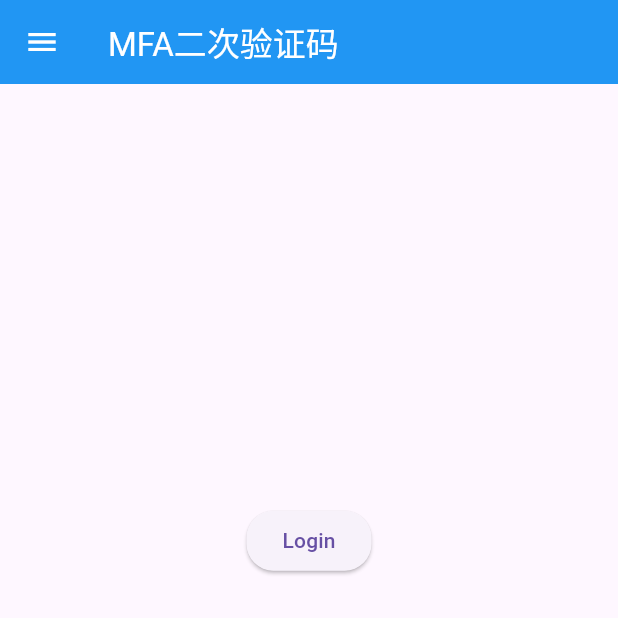
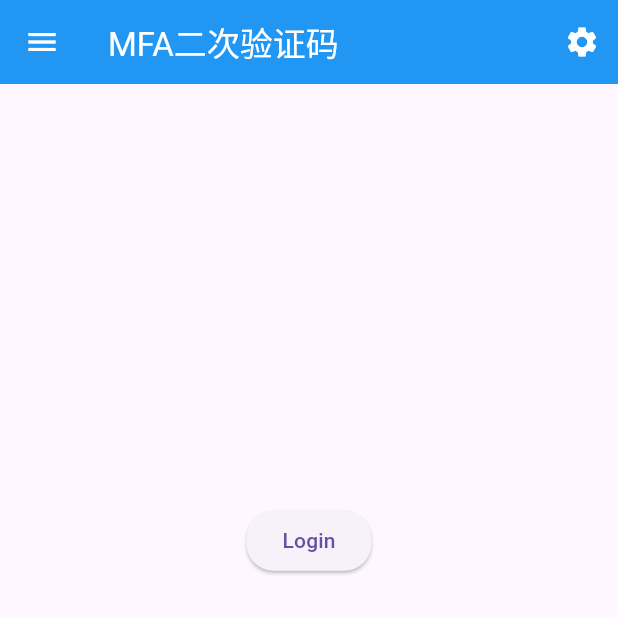
Before and after one commit to taosiqi/mfa-flutter, a Flutter app: the screen it shows after launch, on a phone screen of 412 x 824 dp, the top half of it. Run offline on Flutter 3.47's test engine with Material 2 defaults, Android fonts, the phone set to English and light mode, and no system bars.

Commit message:
feat: 修改状态栏颜色

```diff
--- a/lib/pages/home.dart
+++ b/lib/pages/home.dart
@@ -25,6 +25,7 @@ class _HomePageState extends State<HomePage> {
       appBar: CustomAppBar(title: 'MFA二次验证码', key: UniqueKey()),
       drawer: Drawer(
           width: 250,
+          backgroundColor: Colors.white,
           shape: const RoundedRectangleBorder(
             borderRadius: BorderRadius.zero,
           ),
@@ -32,8 +33,8 @@ class _HomePageState extends State<HomePage> {
             crossAxisAlignment: CrossAxisAlignment.start,
             children: [
               Container(
-                  padding: EdgeInsets.only(top: statusBarHeight, left: 10),
-                  child: const Text('123'))
+                  padding: EdgeInsets.only(top: statusBarHeight, left: 22),
+                  child: const Text('666'))
             ],
           )),
       body: Center(
--- a/lib/widgets/appBar.dart
+++ b/lib/widgets/appBar.dart
@@ -1,4 +1,5 @@
 import 'package:flutter/material.dart';
+import 'package:flutter/services.dart';
 
 class CustomAppBar extends StatelessWidget implements PreferredSizeWidget {
   final String title;
@@ -8,6 +9,21 @@ class CustomAppBar extends StatelessWidget implements PreferredSizeWidget {
   @override
   Widget build(BuildContext context) {
     return AppBar(
+      systemOverlayStyle: SystemUiOverlayStyle.dark,
+      actions: [
+        IconButton(
+          onPressed: () {},
+          icon: const Icon(Icons.settings),
+        ),
+      ],
+      leading: Builder(
+        builder: (context) => IconButton(
+          onPressed: () {
+            Scaffold.of(context).openDrawer();
+          },
+          icon: const Icon(Icons.menu_outlined),
+        ),
+      ),
       title: Text(
         title,
         style: const TextStyle(fontSize: 22),
```
